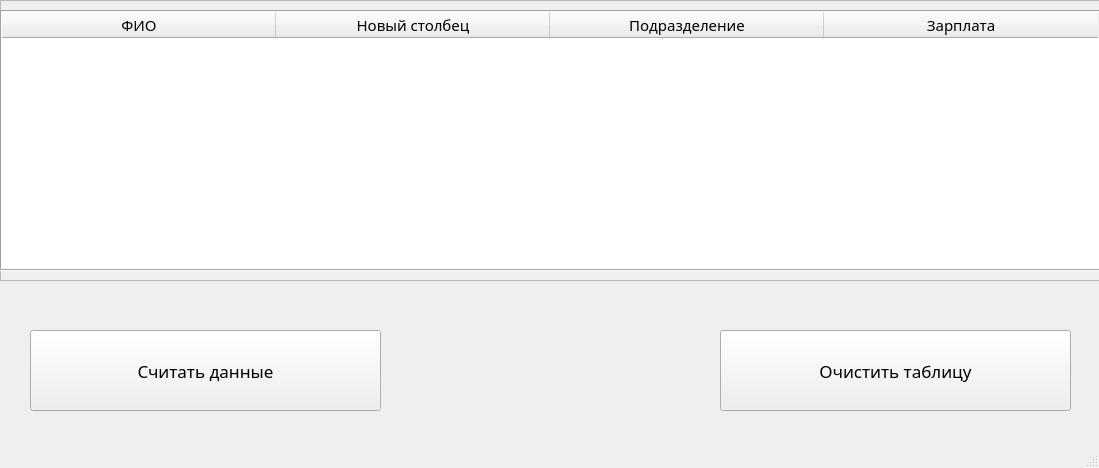
First picture: the form in employee.ui, repository kristinka-st-6969/pyQt, before the edit.
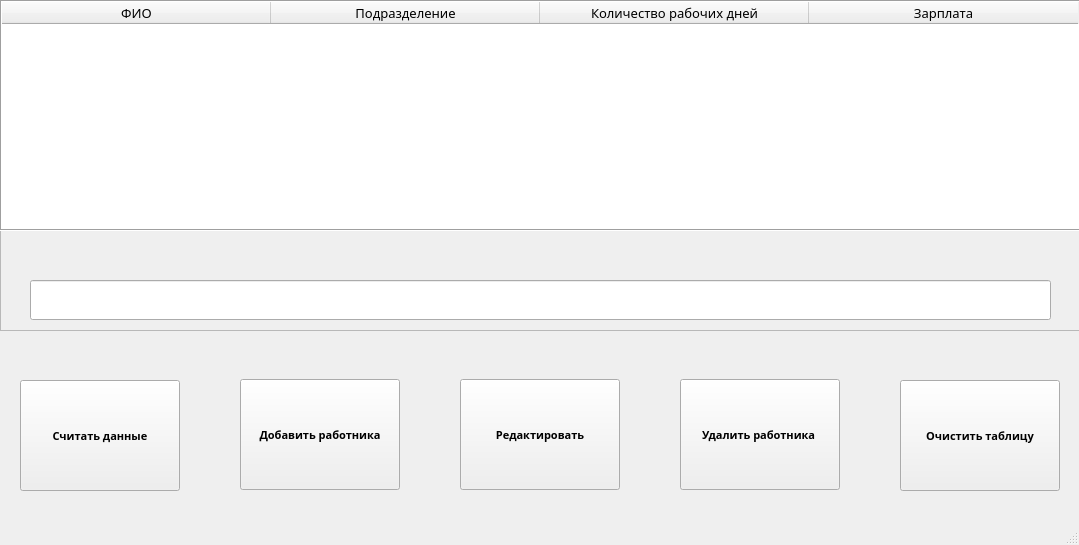
Second picture: the form after the edit.

The edit to the form file:
```diff
--- a/employee.ui
+++ b/employee.ui
@@ -9,8 +9,8 @@
    <rect>
     <x>0</x>
     <y>0</y>
-    <width>1099</width>
-    <height>468</height>
+    <width>1079</width>
+    <height>545</height>
    </rect>
   </property>
   <property name="windowTitle">
@@ -21,9 +21,9 @@
     <property name="geometry">
      <rect>
       <x>0</x>
-      <y>0</y>
-      <width>1101</width>
-      <height>281</height>
+      <y>-10</y>
+      <width>1081</width>
+      <height>341</height>
      </rect>
     </property>
     <property name="frameShape">
@@ -37,14 +37,14 @@
       <rect>
        <x>0</x>
        <y>10</y>
-       <width>1101</width>
-       <height>261</height>
+       <width>1081</width>
+       <height>231</height>
       </rect>
      </property>
      <property name="font">
       <font>
        <family>Rockwell</family>
-       <pointsize>11</pointsize>
+       <pointsize>10</pointsize>
       </font>
      </property>
      <property name="frameShape">
@@ -63,45 +63,61 @@
       <bool>true</bool>
      </attribute>
      <attribute name="horizontalHeaderDefaultSectionSize">
-      <number>274</number>
+      <number>269</number>
      </attribute>
      <column>
       <property name="text">
        <string>ФИО</string>
       </property>
      </column>
-     <column>
-      <property name="text">
-       <string>Новый столбец</string>
-      </property>
-     </column>
      <column>
       <property name="text">
        <string>Подразделение</string>
       </property>
      </column>
+     <column>
+      <property name="text">
+       <string>Количество рабочих дней</string>
+      </property>
+     </column>
      <column>
       <property name="text">
        <string>Зарплата</string>
       </property>
      </column>
     </widget>
+    <widget class="QLineEdit" name="lineEdit">
+     <property name="geometry">
+      <rect>
+       <x>30</x>
+       <y>290</y>
+       <width>1021</width>
+       <height>40</height>
+      </rect>
+     </property>
+     <property name="font">
+      <font>
+       <family>Perpetua</family>
+       <pointsize>12</pointsize>
+      </font>
+     </property>
+    </widget>
    </widget>
    <widget class="QPushButton" name="pushButton_2">
     <property name="geometry">
      <rect>
-      <x>720</x>
-      <y>330</y>
-      <width>351</width>
-      <height>81</height>
+      <x>900</x>
+      <y>380</y>
+      <width>160</width>
+      <height>111</height>
      </rect>
     </property>
     <property name="font">
      <font>
       <family>Rockwell</family>
-      <pointsize>13</pointsize>
-      <weight>50</weight>
-      <bold>false</bold>
+      <pointsize>8</pointsize>
+      <weight>75</weight>
+      <bold>true</bold>
      </font>
     </property>
     <property name="text">
@@ -111,24 +127,87 @@
    <widget class="QPushButton" name="pushButton">
     <property name="geometry">
      <rect>
-      <x>30</x>
-      <y>330</y>
-      <width>351</width>
-      <height>81</height>
+      <x>20</x>
+      <y>380</y>
+      <width>160</width>
+      <height>111</height>
      </rect>
     </property>
     <property name="font">
      <font>
       <family>Rockwell</family>
-      <pointsize>13</pointsize>
-      <weight>50</weight>
-      <bold>false</bold>
+      <pointsize>8</pointsize>
+      <weight>75</weight>
+      <bold>true</bold>
      </font>
     </property>
     <property name="text">
      <string>Считать данные</string>
     </property>
    </widget>
+   <widget class="QPushButton" name="pushButton_3">
+    <property name="geometry">
+     <rect>
+      <x>240</x>
+      <y>379</y>
+      <width>160</width>
+      <height>111</height>
+     </rect>
+    </property>
+    <property name="font">
+     <font>
+      <family>Rockwell</family>
+      <pointsize>8</pointsize>
+      <weight>75</weight>
+      <bold>true</bold>
+     </font>
+    </property>
+    <property name="text">
+     <string>Добавить работника</string>
+    </property>
+   </widget>
+   <widget class="QPushButton" name="pushButton_4">
+    <property name="geometry">
+     <rect>
+      <x>460</x>
+      <y>379</y>
+      <width>160</width>
+      <height>111</height>
+     </rect>
+    </property>
+    <property name="font">
+     <font>
+      <family>Rockwell</family>
+      <pointsize>8</pointsize>
+      <weight>75</weight>
+      <bold>true</bold>
+     </font>
+    </property>
+    <property name="text">
+     <string>Редактировать</string>
+    </property>
+   </widget>
+   <widget class="QPushButton" name="pushButton_5">
+    <property name="geometry">
+     <rect>
+      <x>680</x>
+      <y>379</y>
+      <width>160</width>
+      <height>111</height>
+     </rect>
+    </property>
+    <property name="font">
+     <font>
+      <family>Rockwell</family>
+      <pointsize>8</pointsize>
+      <weight>75</weight>
+      <bold>true</bold>
+     </font>
+    </property>
+    <property name="text">
+     <string>Удалить работника </string>
+    </property>
+   </widget>
   </widget>
   <widget class="QMenuBar" name="menubar">
    <property name="geometry">
```
Left out of the diff: 2 changed lines with no effect on the pictures.
